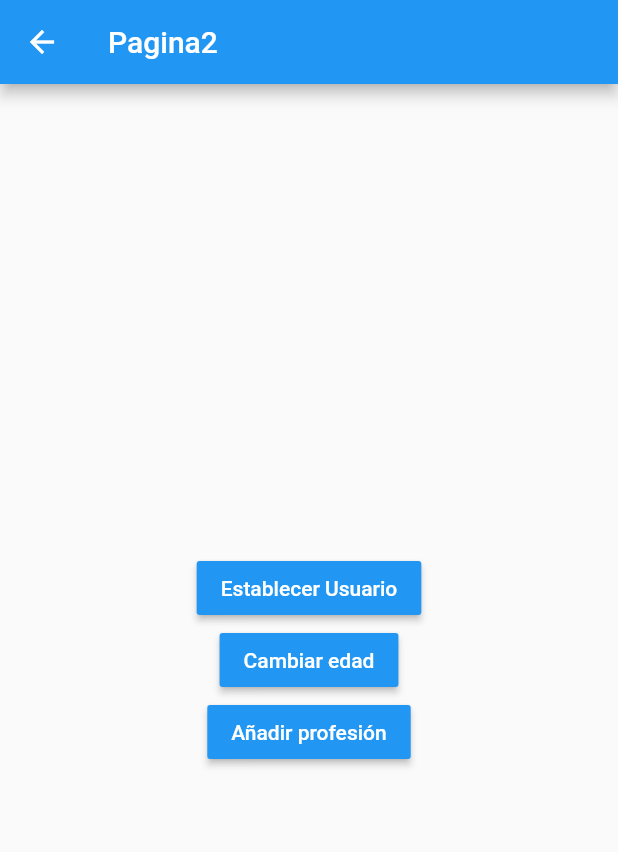
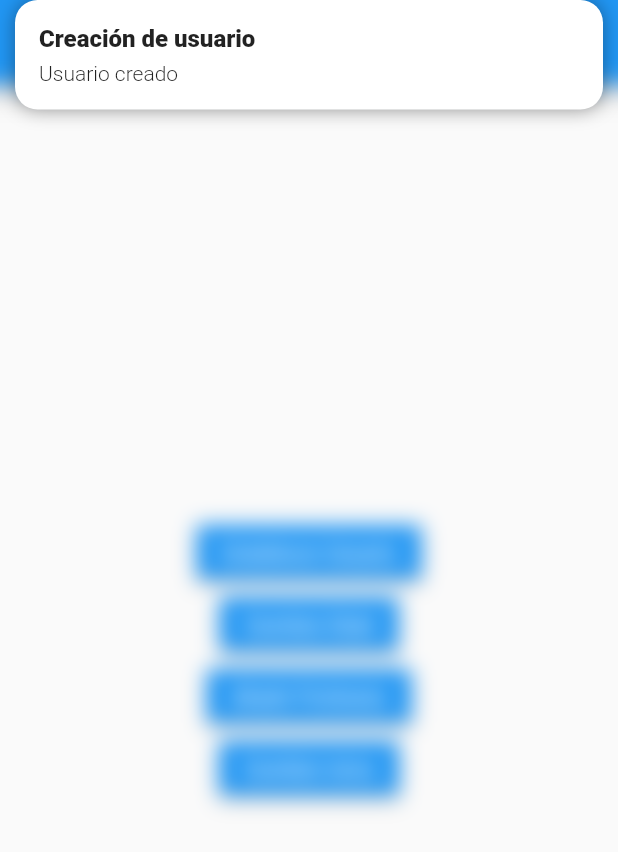
Before and after one commit to eljoselea/estados, a Flutter app: the Pagina2Page screen opened by its route, after a tap on "Establecer Usuario", on a phone screen of 412 x 824 dp. Shown: the top 852 px of the screen. Run offline on Flutter 3.47's test engine with Material 2 defaults, Android fonts, the phone set to English and light mode, and no system bars; our stand-ins replace get.

```diff
--- /dev/null
+++ b/lib/controllers/usuarios_controller.dart
@@ -0,0 +1,31 @@
+
+import 'package:estados/models/usuario.dart';
+import 'package:get/get.dart';
+
+class UsuarioController extends GetxController{
+
+  var existeUsuario = false.obs;
+  var usuario = new Usuario().obs;
+
+  int get profesionesCount {
+    return this.usuario.value.profesiones.length;
+  }
+
+  void cargarUsuario( Usuario pUsuario ) {
+    this.existeUsuario.value = true;
+    this.usuario.value = pUsuario;
+  }
+
+  void cambiarEdad (int edad) {
+    this.usuario.update((val) {
+      val!.edad = edad;
+    });
+  }
+
+  void agregarProfesion ( String profesion) {
+    this.usuario.update((val) {
+      val!.profesiones = [...val.profesiones, profesion];
+    });
+  }
+
+}
--- a/lib/models/usuario.dart
+++ b/lib/models/usuario.dart
@@ -1,13 +1,15 @@
 
 
-class Usuarios {
-  String nombre;
-  int edad;
+class Usuario {
+
+  String? nombre;
+  int? edad;
   List<String> profesiones;
 
-Usuarios({
-  required this.nombre,
-  required this.edad,
-  required this.profesiones});
+  Usuario({
+    this.nombre,
+    this.edad,
+    this.profesiones = const []
+  });
 
 }
--- a/lib/pages/pagina1_page.dart
+++ b/lib/pages/pagina1_page.dart
@@ -1,24 +1,57 @@
+import 'package:estados/controllers/usuarios_controller.dart';
+import 'package:estados/models/usuario.dart';
+import 'package:estados/pages/pagina2_page.dart';
 import 'package:flutter/material.dart';
-
+import 'package:get/get.dart';
 
 class Pagina1Page extends StatelessWidget {
-
   @override
   Widget build(BuildContext context) {
+
+  final usuarioCtrl = Get.put(UsuarioController());
+
     return Scaffold(
       appBar: AppBar(
-        title: Text('Pagina1'),
+        title: Text('Pagina 1'),
       ),
-      body: InformacionUsuarios(),
-        floatingActionButton: FloatingActionButton(
-          child: Icon(Icons.accessibility_new),
-          onPressed: () => Navigator.pushNamed(context, 'pagina2')
-          ),
+      body: Obx(
+        () => usuarioCtrl.existeUsuario.value
+        ? InformacionUsuario(usuario: usuarioCtrl.usuario.value)
+        : NoInfo()
+        ),
+      floatingActionButton: FloatingActionButton(
+        child: Icon(Icons.accessibility_new),
+        //onPressed: () => Navigator.pushNamed(context, 'pagina2')
+        //onPressed:  () => Get.to(Pagina2Page()),
+        onPressed: () =>
+            Get.toNamed('pagina2', arguments: {
+              'nombre': 'Jose',
+              'edad': 32
+              }),
+      ),
     );
   }
 }
 
-class InformacionUsuarios extends StatelessWidget {
+class NoInfo extends StatelessWidget {
+  @override
+  Widget build(BuildContext context) {
+    return Container(
+      child: Center(
+        child: Text('No hay usuario seleccionado'),
+      ),
+    );
+  }
+}
+
+class InformacionUsuario extends StatelessWidget {
+
+  final Usuario usuario;
+
+  const InformacionUsuario({
+    Key? key,
+    required this.usuario
+    }) : super(key: key);
 
   @override
   Widget build(BuildContext context) {
@@ -29,21 +62,20 @@ class InformacionUsuarios extends StatelessWidget {
       child: Column(
         crossAxisAlignment: CrossAxisAlignment.start,
         children: [
-
-          Text('General', style: TextStyle(fontSize: 18, fontWeight: FontWeight.bold),),
+          Text('General',
+              style: TextStyle(fontSize: 18, fontWeight: FontWeight.bold)),
           Divider(),
-          ListTile(title: Text('Nombre: ')),
-          ListTile(title: Text('Edad: ')),
-
-          Text('General', style: TextStyle(fontSize: 18, fontWeight: FontWeight.bold),),
+          ListTile(title: Text('Nombre: ${this.usuario.nombre}')),
+          ListTile(title: Text('Edad: ${this.usuario.edad}')),
+          Text('Profesiones',
+              style: TextStyle(fontSize: 18, fontWeight: FontWeight.bold)),
           Divider(),
-          ListTile(title: Text('Profesion 1')),
-          ListTile(title: Text('Profesion 1')),
-          ListTile(title: Text('Profesion 1')),
-
-
-
-
+          ...usuario.profesiones.map((profesion)=> ListTile(
+            title: Text(profesion,)
+          ))
+          //ListTile(title: Text('Profesion 1')),
+          //ListTile(title: Text('Profesion 1')),
+          //ListTile(title: Text('Profesion 1')),
         ],
       ),
     );
--- a/lib/pages/pagina2_page.dart
+++ b/lib/pages/pagina2_page.dart
@@ -1,13 +1,20 @@
+import 'package:estados/controllers/usuarios_controller.dart';
+import 'package:estados/models/usuario.dart';
 import 'package:flutter/material.dart';
+import 'package:get/get.dart';
 
 
 class Pagina2Page extends StatelessWidget {
 
   @override
   Widget build(BuildContext context) {
+
+    //print(Get.arguments);
+    final usuarioCtrl = Get.find<UsuarioController>();
+
     return Scaffold(
       appBar: AppBar(
-        title: Text('Pagina2'),
+        title: Text('Pagina 2'),
       ),
       body: Center(
         child: Column(
@@ -15,23 +22,46 @@ class Pagina2Page extends StatelessWidget {
           children: [
 
             MaterialButton(
-              onPressed: (){},
-              child: Text('Establecer Usuario', style: TextStyle(color: Colors.white),),
+              child: Text('Establecer Usuario', style: TextStyle( color: Colors.white ) ),
               color: Colors.blue,
+              onPressed: () {
+                usuarioCtrl.cargarUsuario(Usuario(nombre: 'Jose A', edad: 999));
+                Get.snackbar(
+                  'Creación de usuario',
+                  'Usuario creado',
+                  backgroundColor: Colors.white,
+                  boxShadows: [
+                    BoxShadow(
+                      color: Colors.black38,
+                      blurRadius: 10
+                    )
+                  ]);
+              }
             ),
 
             MaterialButton(
-              onPressed: (){},
-              child: Text('Cambiar edad', style: TextStyle(color: Colors.white),),
+              child: Text('Cambiar Edad', style: TextStyle( color: Colors.white ) ),
               color: Colors.blue,
+              onPressed: () {
+                usuarioCtrl.cambiarEdad(123456);
+              }
             ),
 
             MaterialButton(
-              onPressed: (){},
-              child: Text('Añadir profesión', style: TextStyle(color: Colors.white),),
+              child: Text('Añadir Profesion', style: TextStyle( color: Colors.white ) ),
               color: Colors.blue,
+              onPressed: () {
+                usuarioCtrl.agregarProfesion('Profesion #${usuarioCtrl.profesionesCount + 1}');
+              }
             ),
 
+            MaterialButton(
+              child: Text('Cambiar tema', style: TextStyle( color: Colors.white ) ),
+              color: Colors.blue,
+              onPressed: () {
+                Get.changeTheme( Get.isDarkMode ? ThemeData.light() : ThemeData.dark());
+              }
+            ),
           ],
         )
     ),
```
Also changed, not shown: lib/main.dart (+12 -6 lines), pubspec.yaml (+4 -16 lines), pubspec.lock. Lines whose indentation alone changed are shown as unchanged.
